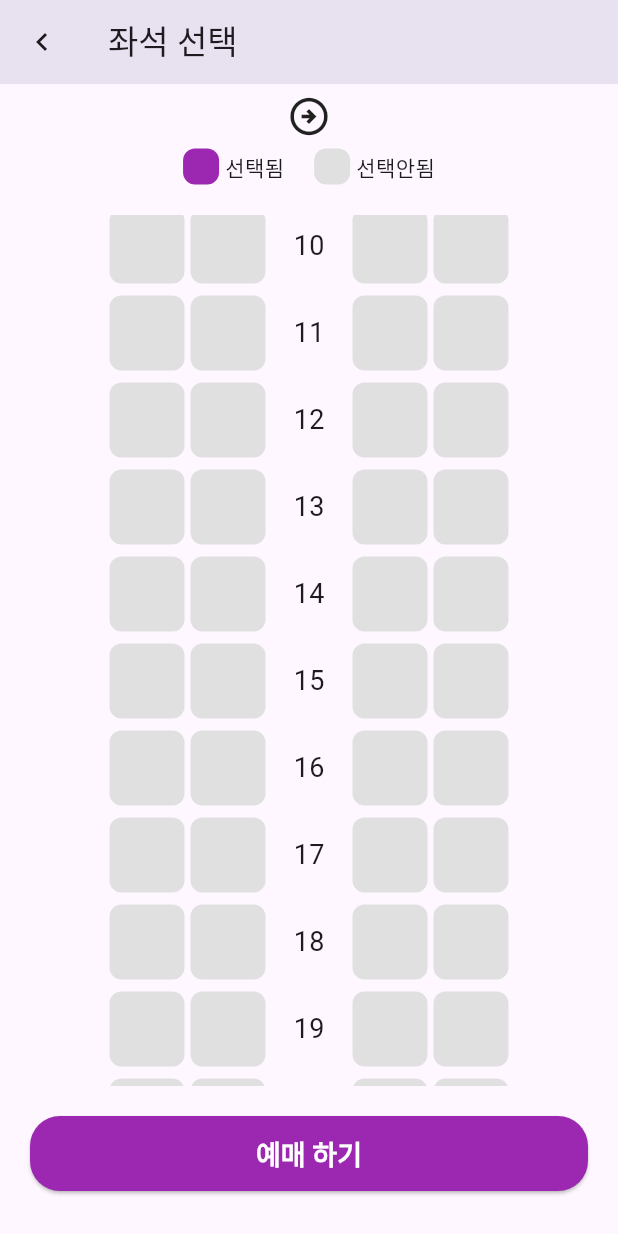
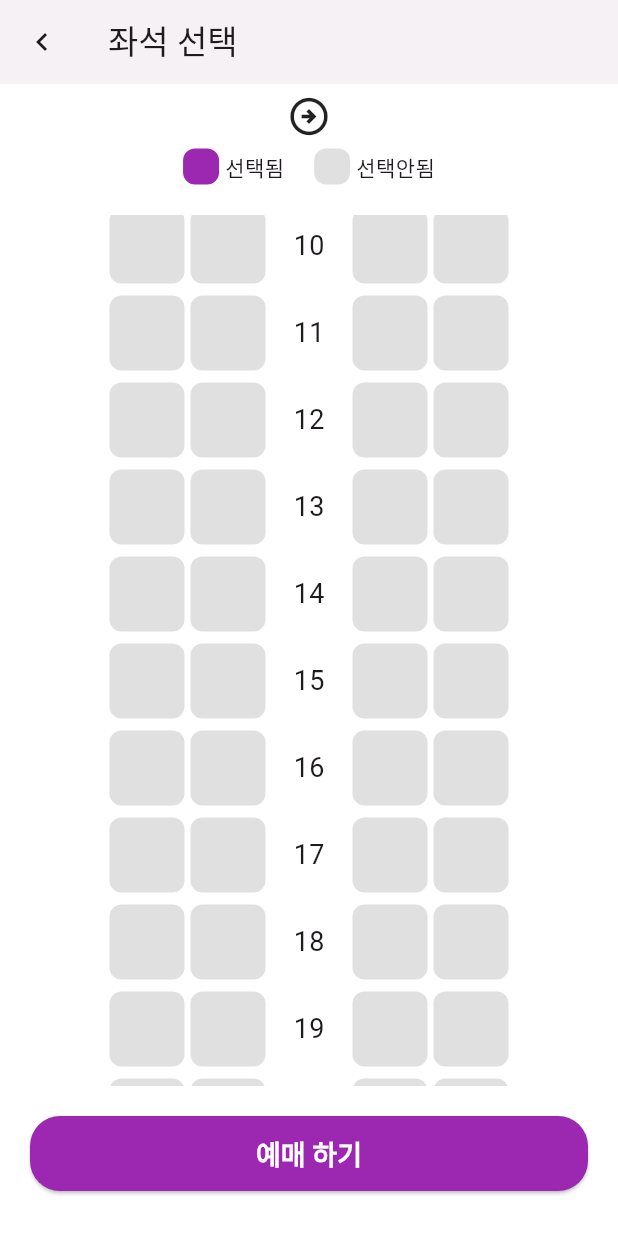
Before and after one commit to rockocell/flutter-personal-train, a Flutter app: the SeatPage screen opened directly with empty values, scrolled down 576 dp, on a phone screen of 412 x 824 dp. Run offline on Flutter 3.47's test engine with Material 3 defaults, Android fonts, the phone set to English and light mode, and no system bars.

Commit message:
design: 테마 설정 및 다크테마 추가

```diff
--- a/lib/home_page.dart
+++ b/lib/home_page.dart
@@ -16,8 +16,8 @@ class _HomePageState extends State<HomePage> {
   @override
   Widget build(BuildContext context) {
     return Scaffold(
-      backgroundColor: Colors.grey[200],
       appBar: AppBar(title: Text('기차 예매')),
+      backgroundColor: Theme.of(context).colorScheme.surface,
 
       body: Padding(
         padding: const EdgeInsets.symmetric(horizontal: 20),
@@ -29,7 +29,7 @@ class _HomePageState extends State<HomePage> {
               width: double.infinity,
               height: 200,
               decoration: BoxDecoration(
-                color: Colors.white,
+                color: Theme.of(context).colorScheme.surfaceContainer,
                 borderRadius: BorderRadius.circular(20),
               ),
               child: Row(
--- a/lib/main.dart
+++ b/lib/main.dart
@@ -1,5 +1,6 @@
 import 'package:flutter/material.dart';
 import 'package:flutter_train_seat_app/home_page.dart';
+import 'package:flutter_train_seat_app/theme.dart';
 
 void main() {
   runApp(const MyApp());
@@ -11,20 +12,9 @@ class MyApp extends StatelessWidget {
   @override
   Widget build(BuildContext context) {
     return MaterialApp(
-      theme: ThemeData(
-        elevatedButtonTheme: ElevatedButtonThemeData(
-          style: ButtonStyle(
-            textStyle: WidgetStateProperty.all(
-              TextStyle(fontSize: 18, fontWeight: FontWeight.bold),
-            ),
-            shape: WidgetStateProperty.all(
-              RoundedRectangleBorder(borderRadius: BorderRadius.circular(20)),
-            ),
-            backgroundColor: WidgetStatePropertyAll(Colors.purple),
-            foregroundColor: WidgetStatePropertyAll(Colors.white),
-          ),
-        ),
-      ),
+      themeMode: ThemeMode.light,
+      theme: lightTheme,
+      darkTheme: darkTheme,
       home: HomePage(),
     );
   }
--- a/lib/seat_page.dart
+++ b/lib/seat_page.dart
@@ -46,7 +46,10 @@ class _SeatPageState extends State<SeatPage> {
             children: [
               seatStateBox(Colors.purple, '선택됨'),
               SizedBox(width: 20),
-              seatStateBox(Colors.grey[300]!, '선택안됨'),
+              seatStateBox(
+                Theme.of(context).colorScheme.secondaryContainer,
+                '선택안됨',
+              ),
             ],
           ),
           Expanded(
@@ -185,7 +188,7 @@ class _SeatPageState extends State<SeatPage> {
           color:
               selectedRowNum == rowNum && selectedColStr == colStr
                   ? Colors.purple
-                  : Colors.grey[300],
+                  : Theme.of(context).colorScheme.secondaryContainer,
           borderRadius: BorderRadius.circular(8),
         ),
       ),
--- /dev/null
+++ b/lib/theme.dart
@@ -0,0 +1,49 @@
+import 'package:flutter/material.dart';
+
+final lightTheme = ThemeData(
+  colorScheme: ColorScheme.fromSeed(
+    seedColor: Colors.purple,
+    brightness: Brightness.light,
+    surfaceContainer: Colors.white, //HomePage 중앙 컨테이너
+    secondaryContainer: Colors.grey[300]!, //SeatPage 좌석 컨테이너
+    surface: Colors.grey[200]!, //HomePage 백그라운드
+  ),
+  elevatedButtonTheme: ElevatedButtonThemeData(
+    style: ButtonStyle(
+      textStyle: WidgetStateProperty.all(
+        TextStyle(fontSize: 18, fontWeight: FontWeight.bold),
+      ),
+      shape: WidgetStateProperty.all(
+        RoundedRectangleBorder(borderRadius: BorderRadius.circular(20)),
+      ),
+      backgroundColor: WidgetStatePropertyAll(Colors.purple),
+      foregroundColor: WidgetStatePropertyAll(Colors.white),
+    ),
+  ),
+  appBarTheme: AppBarTheme(backgroundColor: Colors.white),
+  scaffoldBackgroundColor: Colors.white,
+);
+
+final darkTheme = ThemeData(
+  colorScheme: ColorScheme.fromSeed(
+    seedColor: Colors.purple,
+    brightness: Brightness.dark,
+    surfaceContainer: Colors.grey[800]!, //HomePage 중앙 컨테이너
+    secondaryContainer: Colors.grey[700]!, //SeatPage 좌석 컨테이너
+    surface: Colors.black, //HomePage 백그라운드
+  ),
+  elevatedButtonTheme: ElevatedButtonThemeData(
+    style: ButtonStyle(
+      textStyle: WidgetStateProperty.all(
+        TextStyle(fontSize: 18, fontWeight: FontWeight.bold),
+      ),
+      shape: WidgetStateProperty.all(
+        RoundedRectangleBorder(borderRadius: BorderRadius.circular(20)),
+      ),
+      backgroundColor: WidgetStatePropertyAll(Colors.purple),
+      foregroundColor: WidgetStatePropertyAll(Colors.white),
+    ),
+  ),
+  appBarTheme: AppBarTheme(backgroundColor: Colors.black),
+  scaffoldBackgroundColor: Colors.black,
+);
```
